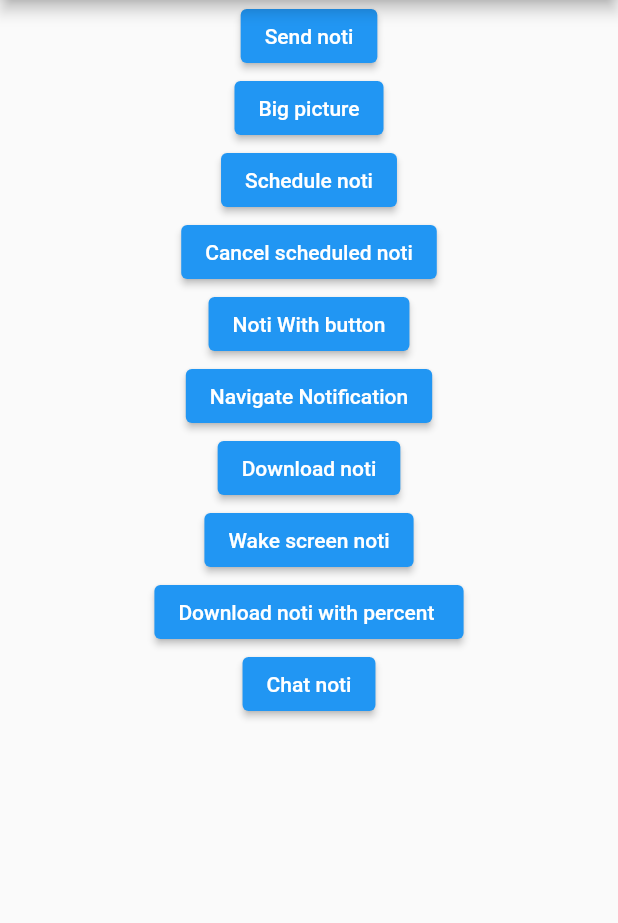
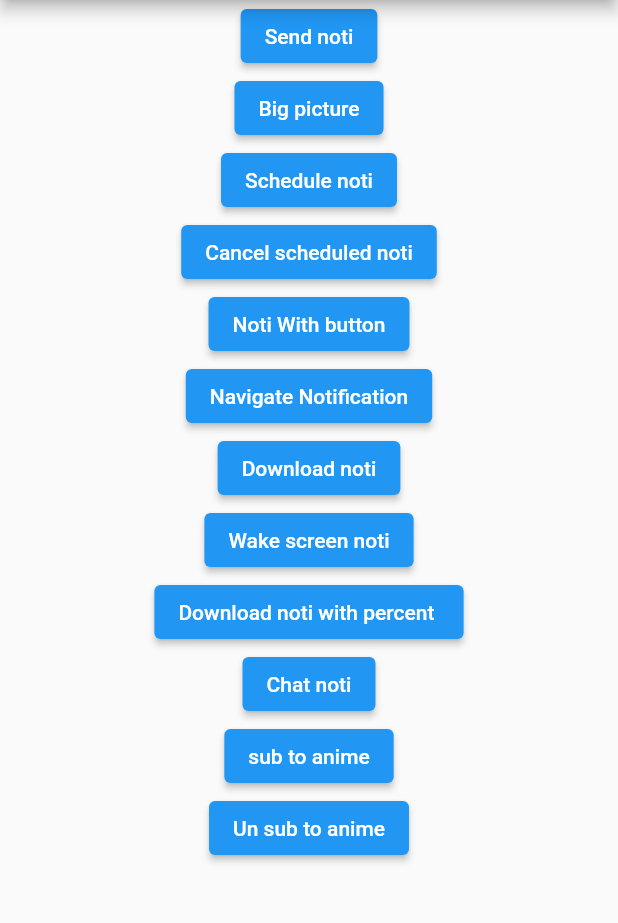
Before and after one commit to kishanSindhi/notifican_cource, a Flutter app: the screen it shows after launch, after a tap on "Send noti", on a phone screen of 412 x 824 dp, the part 84-1007 px from its top. Run offline on Flutter 3.47's test engine with Material 2 defaults, Android fonts, the light colour scheme and no system bars; our stand-ins replace awesome_notifications, firebase_core; missing offline and left inert: awesome_notifications_fcm; accounts and stored records are empty.

Commit message:
-> initialize firebase with cli -> added dependency of awesome_notifications_fcm -> initialize remote notification -> added functionality to subscribe to topic and unsubscribe to topic -> added postman collection -> send notification from server with the help of post man collection

```diff
--- a/lib/main.dart
+++ b/lib/main.dart
@@ -3,8 +3,11 @@ import 'package:notifican_cource/services/notification_service.dart';
 import 'package:notifican_cource/view/home.dart';
 
 void main() async {
+  final noti = NotificationService();
+
   WidgetsFlutterBinding.ensureInitialized();
-  await NotificationService.init();
+  await noti.initLocalNotification();
+  await noti.initRemoteNotification();
   runApp(const MyApp());
 }
 
--- a/lib/services/notification_service.dart
+++ b/lib/services/notification_service.dart
@@ -1,10 +1,14 @@
 import 'dart:math';
 
 import 'package:awesome_notifications/awesome_notifications.dart';
+import 'package:awesome_notifications_fcm/awesome_notifications_fcm.dart';
+import 'package:firebase_core/firebase_core.dart';
 import 'package:flutter/cupertino.dart';
 import 'package:flutter/foundation.dart';
 import 'package:flutter/material.dart';
+import 'package:notifican_cource/firebase_options.dart';
 import 'package:notifican_cource/main.dart';
+import 'package:notifican_cource/services/remote_notification.dart';
 import 'package:notifican_cource/view/home.dart';
 import 'package:notifican_cource/view/temp_screen.dart';
 import 'package:notifican_cource/utils/key_consts.dart';
@@ -20,12 +24,16 @@ class NotificationService extends ChangeNotifier {
   AwesomeNotifications _noti = AwesomeNotifications();
   Random random = Random();
   int scheduledId = 0;
+  RemoteNotification remoteNotification = RemoteNotification();
 
   void onChanged() {
     notifyListeners();
   }
 
-  static Future<void> init() async {
+  Future<void> initLocalNotification() async {
+    await Firebase.initializeApp(
+      options: DefaultFirebaseOptions.currentPlatform,
+    );
     await AwesomeNotifications().initialize(
       null,
       [
@@ -62,6 +70,29 @@ class NotificationService extends ChangeNotifier {
       debug: kDebugMode,
     );
   }
+
+  Future<void> initRemoteNotification() async {
+    await Firebase.initializeApp(
+      options: DefaultFirebaseOptions.currentPlatform,
+    );
+    await AwesomeNotificationsFcm().initialize(
+      onFcmTokenHandle: onFcmTokenHandle,
+      onFcmSilentDataHandle: onFcmSilentDataHandle,
+      onNativeTokenHandle: onNativeTokenHandle,
+      debug: true,
+      licenseKeys: [],
+    );
+    await remoteNotification.requestFCMToken();
+  }
+
+  /// this will initialize when we receive silent notification even in BG or app is terminated
+  static Future<void> onFcmSilentDataHandle(FcmSilentData data) async {}
+
+  /// this will detect a new FCM token (when received)
+  static Future<void> onFcmTokenHandle(String fcmToken) async {}
+
+  /// this will capture the native token (when received)
+  static Future<void> onNativeTokenHandle(String nativeToken) async {}
 
   void requestNotiPermission() async {
     _noti.isNotificationAllowed().then((value) {
--- /dev/null
+++ b/lib/services/remote_notification.dart
@@ -0,0 +1,46 @@
+import 'package:awesome_notifications_fcm/awesome_notifications_fcm.dart';
+import 'package:flutter/foundation.dart';
+
+class RemoteNotification {
+  /// This will make only one instance of this class :) and ALSO known as singleton class.
+  static final RemoteNotification _instance = RemoteNotification._internal();
+  factory RemoteNotification() {
+    return _instance;
+  }
+  RemoteNotification._internal();
+
+  final _noti = AwesomeNotificationsFcm();
+
+  /// this method will request the FCm token from firebase
+  Future<String> requestFCMToken() async {
+    String fcmToken = '';
+    if (await _noti.isFirebaseAvailable) {
+      try {
+        fcmToken = await _noti.requestFirebaseAppToken();
+        debugPrint(fcmToken);
+      } catch (e, t) {
+        debugPrintStack(
+          label: e.toString(),
+          stackTrace: t,
+        );
+      }
+    }
+    return fcmToken;
+  }
+
+  /// this method will subscribe to topic
+  /// the user who has sub to particular topic will
+  /// get only the notification of that topic
+  Future<void> subScribeToTopic(String topic) async {
+    await _noti.subscribeToTopic(topic);
+    debugPrint('Sub to topic $topic');
+  }
+
+  /// this method will unsubscribe to topic
+  Future<void> unSubscribeToTopic(String topic) async {
+    await _noti.unsubscribeToTopic(topic);
+    debugPrint('unsub to topic $topic');
+  }
+
+  ///
+}
--- a/lib/view/home.dart
+++ b/lib/view/home.dart
@@ -1,6 +1,7 @@
 import 'dart:async';
 
 import 'package:flutter/material.dart';
+import 'package:notifican_cource/services/remote_notification.dart';
 
 import '../services/local_notification.dart';
 import '../services/notification_service.dart';
@@ -19,6 +20,7 @@ class MyHomePage extends StatefulWidget {
 
 class _MyHomePageState extends State<MyHomePage> {
   final noti = NotificationService();
+  final remoteNoti = RemoteNotification();
 
   @override
   void initState() {
@@ -93,6 +95,14 @@ class _MyHomePageState extends State<MyHomePage> {
                 },
                 child: const Text('Chat noti'),
               ),
+              ElevatedButton(
+                onPressed: () => remoteNoti.subScribeToTopic('anime'),
+                child: const Text('sub to anime'),
+              ),
+              ElevatedButton(
+                onPressed: () => remoteNoti.unSubscribeToTopic('anime'),
+                child: const Text('Un sub to anime'),
+              ),
             ],
           ),
         ),
--- a/pubspec.yaml
+++ b/pubspec.yaml
@@ -36,6 +36,8 @@ dependencies:
   # Use with the CupertinoIcons class for iOS style icons.
   cupertino_icons: ^1.0.2
   awesome_notifications: ^0.7.4+1
+  firebase_core: ^2.14.0
+  awesome_notifications_fcm: ^0.7.4+1
 
 dev_dependencies:
   flutter_test:
```
Also changed, not shown: notification_course.postman_collection.json (added, +46 -0 lines), lib/firebase_options.dart (added), pubspec.lock, 5 other files.
